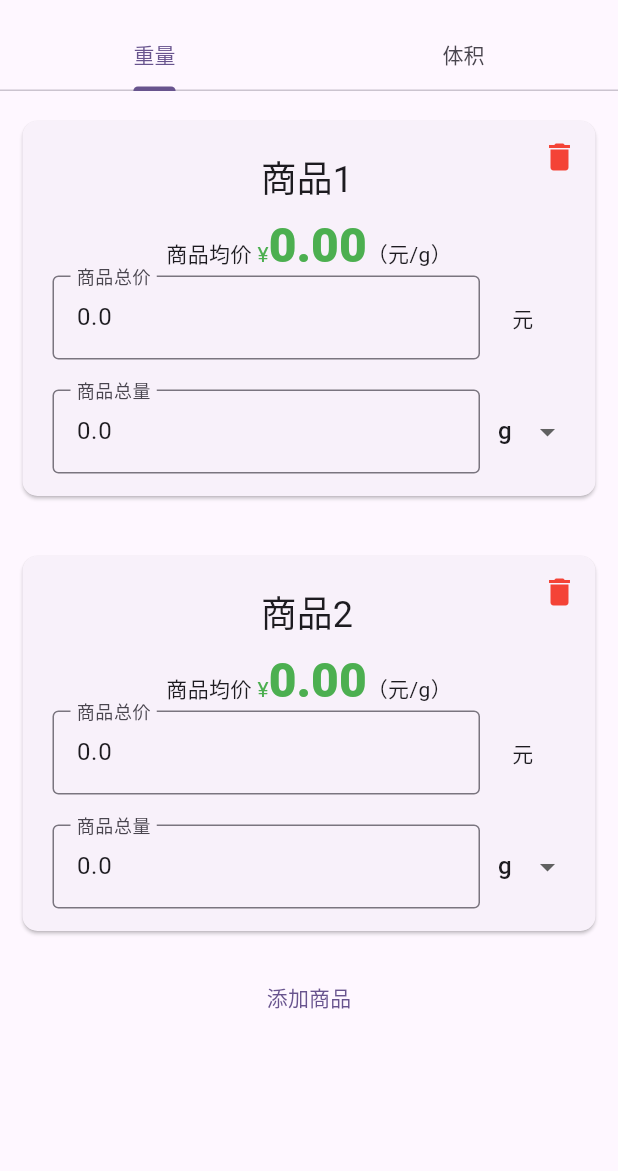
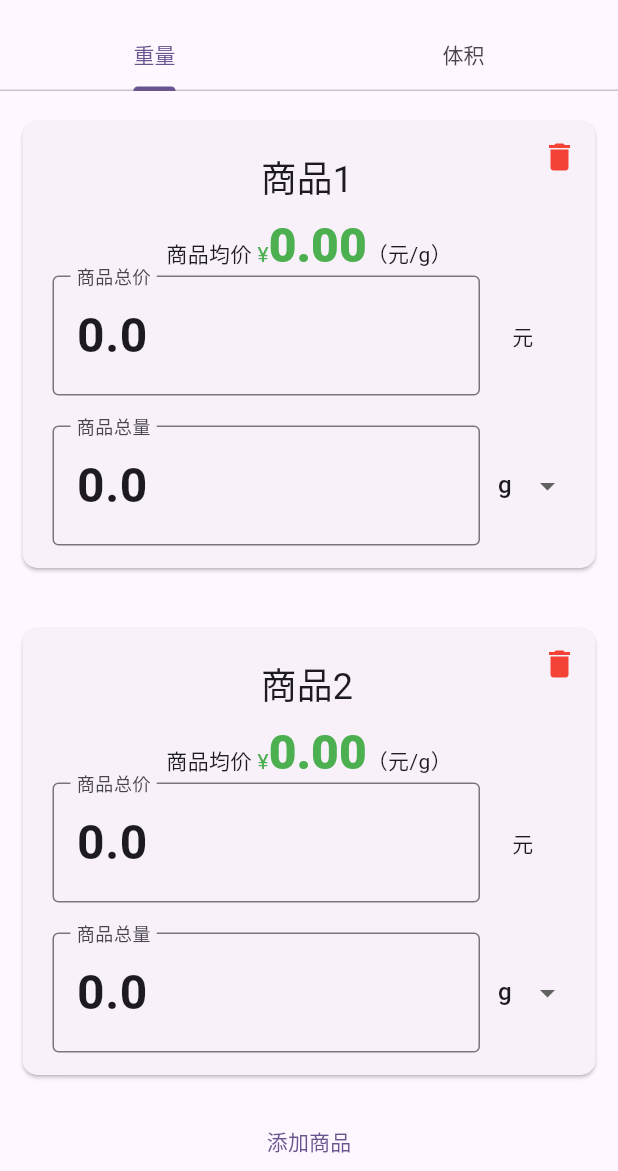
Before and after one commit to jixiaoyong/price_pk, a Flutter app: the screen it shows after launch, on a phone screen of 412 x 824 dp, the part 65-1236 px from its top. Run offline on Flutter 3.47's test engine with Material 3 defaults, Android fonts, the phone set to English and light mode, and no system bars; our stand-ins replace get.

Commit message:
feat: 修改价格和数量文字大小

```diff
--- a/lib/widgets/goods_card.dart
+++ b/lib/widgets/goods_card.dart
@@ -80,6 +80,10 @@ class GoodsCard extends StatelessWidget {
                             decimal: true),
                         decoration: const InputDecoration(
                             label: Text("商品总价"), border: OutlineInputBorder()),
+                        style: const TextStyle(
+                          fontSize: 32,
+                          fontWeight: FontWeight.bold,
+                        ),
                         onChanged: (value) {
                           onChange(data.copyWith(
                               price: double.tryParse(value) ?? 0.0));
@@ -104,6 +108,10 @@ class GoodsCard extends StatelessWidget {
                         inputFormatters: [RemoveLeadingZerosFormatter()],
                         keyboardType: const TextInputType.numberWithOptions(
                             decimal: true),
+                        style: const TextStyle(
+                          fontSize: 32,
+                          fontWeight: FontWeight.bold,
+                        ),
                         decoration: const InputDecoration(
                             label: Text("商品总量"), border: OutlineInputBorder()),
                         onChanged: (value) {
```
